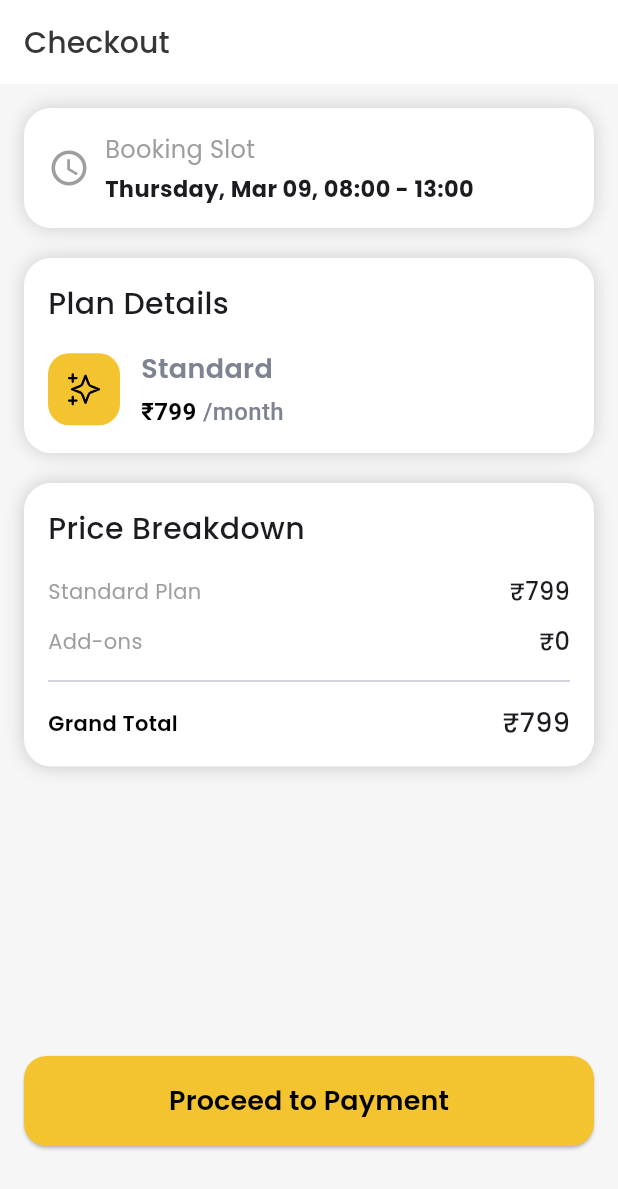
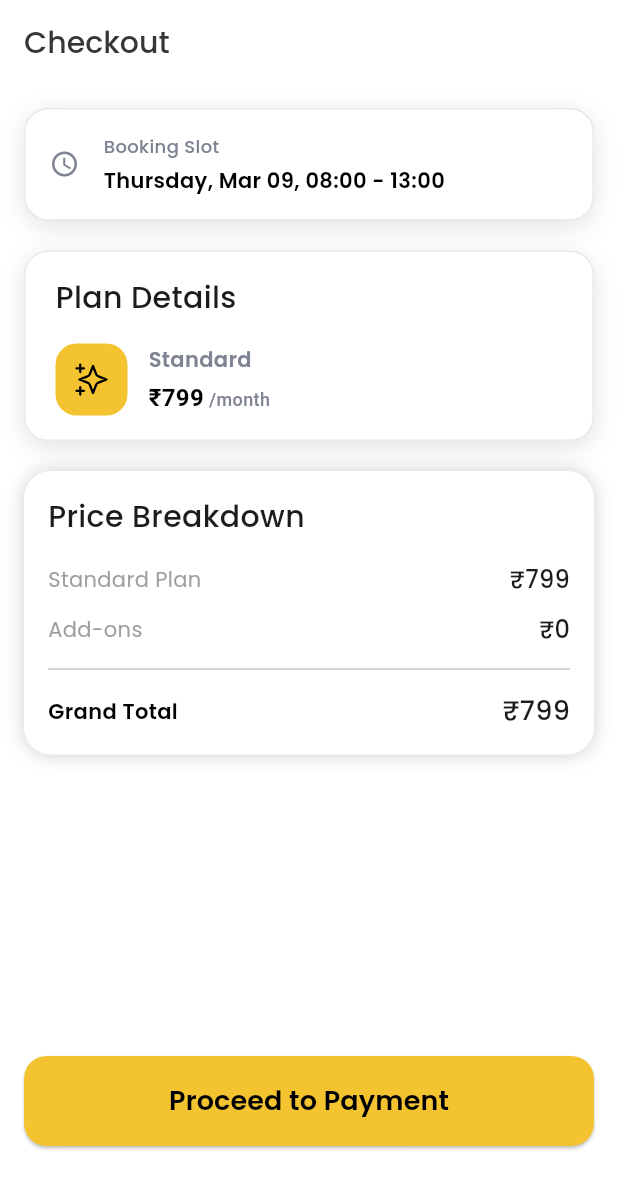
Before and after one commit to Arjun-52/Autozy_, a Flutter app: the CheckoutScreen screen opened by its route, on a phone screen of 412 x 824 dp. Shown: the top 1189 px of the screen. Run offline on Flutter 3.47's test engine with Material 3 defaults, Android fonts, the phone set to English and light mode, and no system bars; our stand-ins replace flutter_svg, go_router, image_picker; accounts and stored records are empty.

Commit message:
inspection

```diff
--- a/lib/features/booking/screens/checkout_screen.dart
+++ b/lib/features/booking/screens/checkout_screen.dart
@@ -19,7 +19,7 @@ class CheckoutScreen extends StatelessWidget {
   @override
   Widget build(BuildContext context) {
     return Scaffold(
-      backgroundColor: const Color(0xffF6F6F6),
+      backgroundColor: const Color(0xffffffff),
 
       appBar: AppBar(
         title: Text("Checkout", style: TextStyle(fontWeight: FontWeight.w500)),
--- a/lib/features/booking/screens/order_success_screen.dart
+++ b/lib/features/booking/screens/order_success_screen.dart
@@ -23,7 +23,7 @@ class OrderSuccessScreen extends StatelessWidget {
 
             const Text(
               "Slot Booked!",
-              style: TextStyle(fontSize: 28, fontWeight: FontWeight.bold),
+              style: TextStyle(fontSize: 24, fontWeight: FontWeight.w700),
             ),
 
             const SizedBox(height: 10),
--- a/lib/features/booking/screens/payment_screen.dart
+++ b/lib/features/booking/screens/payment_screen.dart
@@ -23,7 +23,7 @@ class _PaymentScreenState extends State<PaymentScreen> {
   @override
   Widget build(BuildContext context) {
     return Scaffold(
-      backgroundColor: const Color(0xffF6F6F6),
+      backgroundColor: const Color(0xffFFFFFF),
 
       appBar: AppBar(
         title: const Text(
@@ -45,7 +45,7 @@ class _PaymentScreenState extends State<PaymentScreen> {
               alignment: Alignment.centerLeft,
               child: Text(
                 "Select Payment Method",
-                style: TextStyle(fontSize: 24, fontWeight: FontWeight.w500),
+                style: TextStyle(fontSize: 18, fontWeight: FontWeight.w500),
               ),
             ),
           ),
--- a/lib/features/booking/widgets/booking_slot_card.dart
+++ b/lib/features/booking/widgets/booking_slot_card.dart
@@ -15,37 +15,58 @@ class BookingSlotCard extends StatelessWidget {
   @override
   Widget build(BuildContext context) {
     return Container(
+      width: double.infinity, // ✅ fill
+
       padding: const EdgeInsets.all(16),
+
       decoration: BoxDecoration(
         color: Colors.white,
-        borderRadius: BorderRadius.circular(18),
+
+        borderRadius: BorderRadius.circular(16), // ✅ fixed
+
+        border: Border.all(color: const Color(0xFFE9E9E9), width: 1),
+
         boxShadow: [
           BoxShadow(
-            color: Colors.black.withValues(alpha: 0.17),
-            blurRadius: 10,
+            color: const Color(0xFF161616).withOpacity(0.12), // ✅ exact
+            blurRadius: 13,
+            offset: const Offset(0, 4),
           ),
         ],
       ),
+
       child: Row(
         children: [
-          const Icon(Icons.access_time, size: 28, color: Colors.grey),
-          const SizedBox(width: 10),
+          const Icon(
+            Icons.access_time,
+            size: 20, // ✅ adjusted
+            color: Color(0xff7E8392),
+          ),
+
+          const SizedBox(width: 16), // ✅ exact gap
 
           Expanded(
             child: Column(
               crossAxisAlignment: CrossAxisAlignment.start,
+              mainAxisSize: MainAxisSize.min, // ✅ prevents overflow
               children: [
                 const Text(
-                  "Booking Slot",
-                  style: TextStyle(color: Colors.grey, fontSize: 16),
+                  "Booking Slot", // ✅ unchanged
+                  style: TextStyle(
+                    color: Color(0xff7E8392),
+                    fontSize: 12,
+                    fontWeight: FontWeight.w500,
+                  ),
                 ),
+
                 const SizedBox(height: 4),
 
-                Text(
-                  "Thursday, Mar 09, 08:00 - 13:00",
-                  style: const TextStyle(
-                    fontSize: 15,
-                    fontWeight: FontWeight.bold,
+                const Text(
+                  "Thursday, Mar 09, 08:00 - 13:00", // ✅ unchanged
+                  style: TextStyle(
+                    fontSize: 14,
+                    fontWeight: FontWeight.w600,
+                    color: Colors.black,
                   ),
                 ),
               ],
--- a/lib/features/booking/widgets/plan_details_card.dart
+++ b/lib/features/booking/widgets/plan_details_card.dart
@@ -8,15 +8,21 @@ class PlanDetailsCard extends StatelessWidget {
   @override
   Widget build(BuildContext context) {
     return Container(
-      padding: const EdgeInsets.all(16),
+      width: double.infinity,
+      padding: const EdgeInsets.fromLTRB(20, 16, 20, 16),
+      decoration: BoxDecoration(
+        color: const Color(0xFFFFFFFF),
 
-      decoration: BoxDecoration(
-        color: Colors.white,
-        borderRadius: BorderRadius.circular(18),
+        borderRadius: BorderRadius.circular(16),
+
+        border: Border.all(color: const Color(0xFFE9E9E9), width: 1),
+
         boxShadow: [
           BoxShadow(
-            color: Colors.black.withValues(alpha: 0.17),
-            blurRadius: 10,
+            color: const Color(0xFF161616).withOpacity(0.12),
+            offset: const Offset(0, 4),
+            blurRadius: 13,
+            spreadRadius: 0,
           ),
         ],
       ),
@@ -29,7 +35,7 @@ class PlanDetailsCard extends StatelessWidget {
             style: TextStyle(fontSize: 20, fontWeight: FontWeight.w500),
           ),
 
-          const SizedBox(height: 16),
+          const SizedBox(height: 16), // gap
 
           Row(
             children: [
@@ -55,7 +61,7 @@ class PlanDetailsCard extends StatelessWidget {
                     "Standard",
                     style: TextStyle(
                       color: Color(0xFF7E8392),
-                      fontSize: 18,
+                      fontSize: 14,
                       fontWeight: FontWeight.w600,
                     ),
                   ),
@@ -68,7 +74,7 @@ class PlanDetailsCard extends StatelessWidget {
                         TextSpan(
                           text: "₹799",
                           style: TextStyle(
-                            fontWeight: FontWeight.bold,
+                            fontWeight: FontWeight.w700,
                             fontSize: 16,
                             color: AppColors.onSurface,
                           ),
@@ -76,7 +82,7 @@ class PlanDetailsCard extends StatelessWidget {
                         TextSpan(
                           text: " /month",
                           style: TextStyle(
-                            fontSize: 16,
+                            fontSize: 12,
                             fontWeight: FontWeight.w500,
                             color: Color(0xFF7E8392),
                           ),
--- a/lib/features/booking/widgets/success_button.dart
+++ b/lib/features/booking/widgets/success_button.dart
@@ -38,7 +38,7 @@ class SuccessButton extends StatelessWidget {
 
           child: Text(
             text,
-            style: const TextStyle(fontSize: 18, fontWeight: FontWeight.bold),
+            style: const TextStyle(fontSize: 18, fontWeight: FontWeight.w600),
           ),
         ),
       ),
--- a/lib/features/inspection/screens/inspection_done_screen.dart
+++ b/lib/features/inspection/screens/inspection_done_screen.dart
@@ -14,7 +14,7 @@ class InspectionDoneScreen extends StatelessWidget {
   @override
   Widget build(BuildContext context) {
     return Scaffold(
-      backgroundColor: AppColors.background,
+      backgroundColor: Colors.white,
 
       appBar: AppBar(
         backgroundColor: Colors.white,
--- a/lib/features/inspection/widgets/inspection_home_button.dart
+++ b/lib/features/inspection/widgets/inspection_home_button.dart
@@ -30,7 +30,7 @@ class InspectionHomeButton extends StatelessWidget {
           "Home",
           style: TextStyle(
             fontSize: 18,
-            fontWeight: FontWeight.bold,
+            fontWeight: FontWeight.w600,
             color: Colors.black,
           ),
         ),
--- a/lib/features/inspection/widgets/inspection_notice_card.dart
+++ b/lib/features/inspection/widgets/inspection_notice_card.dart
@@ -24,6 +24,8 @@ class InspectionNoticeCard extends StatelessWidget {
             child: Text(
               "Service begins only after inspection is approved. "
               "Your first wash will be scheduled for the next available slot.",
+              maxLines: 3,
+              overflow: TextOverflow.ellipsis,
               style: TextStyle(fontSize: 10, fontWeight: FontWeight.w500),
             ),
           ),
--- a/lib/features/inspection/widgets/inspection_photos_grid.dart
+++ b/lib/features/inspection/widgets/inspection_photos_grid.dart
@@ -50,7 +50,7 @@ class _InspectionPhotosGridState extends State<InspectionPhotosGrid> {
         children: [
           const Text(
             "Inspection Photos",
-            style: TextStyle(fontWeight: FontWeight.bold, fontSize: 18),
+            style: TextStyle(fontWeight: FontWeight.w600, fontSize: 16),
           ),
 
           const SizedBox(height: 16),
--- a/lib/features/plans/screens/plans_screen.dart
+++ b/lib/features/plans/screens/plans_screen.dart
@@ -16,7 +16,7 @@ class _PlansScreenState extends State<PlansScreen> {
   @override
   Widget build(BuildContext context) {
     return Scaffold(
-      backgroundColor: const Color(0xFFF6F6F6),
+      backgroundColor: const Color(0xFFFFFFFF),
 
       appBar: AppBar(
         backgroundColor: Colors.white,
```
Also changed, not shown: lib/features/booking/widgets/order_details_card.dart (+23 -8 lines), lib/features/inspection/screens/inspection_screen.dart (+5 -2 lines), lib/features/inspection/widgets/inspection_completed_progress.dart (+9 -2 lines).
